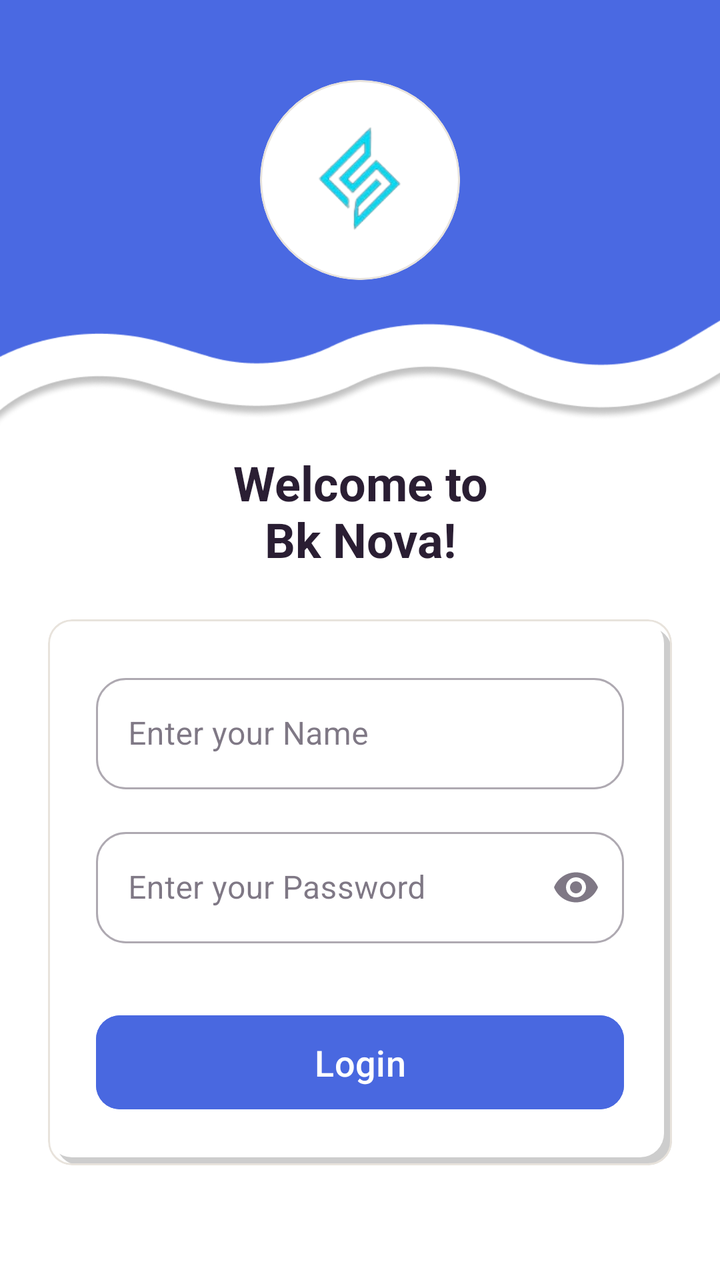
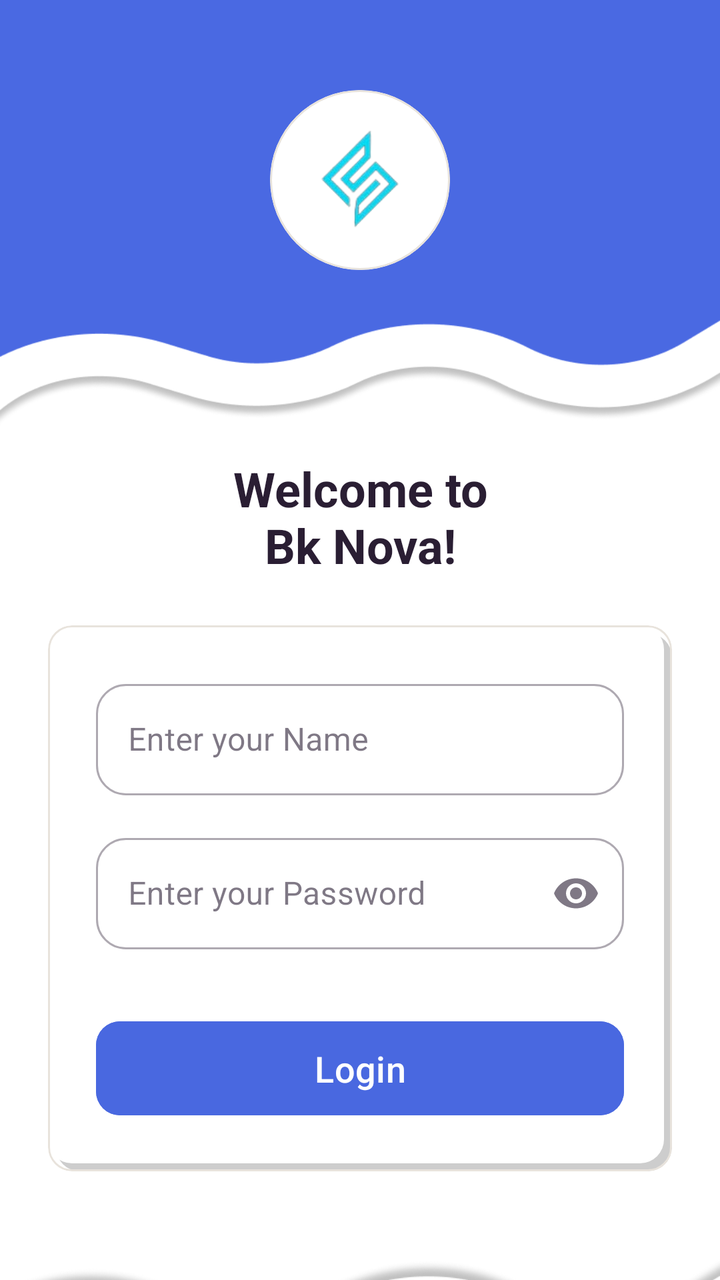

The first picture is an Android layout as it rendered before a commit; the second is the same layout after the commit. The layout source and the unified diff follow.
<!-- AndroidManifest.xml: application theme Theme.BkNova -->
<!-- res/layout/activity_login.xml -->
<?xml version="1.0" encoding="utf-8"?>
<androidx.core.widget.NestedScrollView xmlns:android="http://schemas.android.com/apk/res/android"
    xmlns:app="http://schemas.android.com/apk/res-auto"
    xmlns:tools="http://schemas.android.com/tools"
    android:layout_width="match_parent"
    android:layout_height="match_parent"
    android:fillViewport="true"
    android:background="@color/white">

    <androidx.constraintlayout.widget.ConstraintLayout
        android:id="@+id/main"
        android:layout_width="match_parent"
        android:layout_height="wrap_content"
        tools:context=".activity.LoginActivity">

        
        <FrameLayout
            android:id="@+id/header_container"
            android:layout_width="match_parent"
            android:layout_height="220dp"
            android:background="@drawable/img_1"
            app:layout_constraintTop_toTopOf="parent">

            <com.google.android.material.card.MaterialCardView
                android:id="@+id/logo_card"
                android:layout_width="100dp"
                android:layout_height="100dp"
                android:layout_gravity="center"
                android:layout_marginBottom="20dp"
                app:cardBackgroundColor="@color/white"
                app:cardCornerRadius="50dp"
               >

                <ImageView
                    android:layout_width="85dp"
                    android:layout_height="85dp"
                    android:layout_gravity="center"
                    android:src="@drawable/logo"
                    tools:ignore="ContentDescription" />
            </com.google.android.material.card.MaterialCardView>
        </FrameLayout>

        
        <TextView
            android:id="@+id/tv_welcome"
            android:layout_width="wrap_content"
            android:layout_height="wrap_content"
            android:layout_marginTop="5dp"
            android:gravity="center"
            android:text="@string/name_page"
            android:textColor="@color/text_color_primary"
            android:textSize="24sp"
            android:textStyle="bold"
            app:layout_constraintEnd_toEndOf="parent"
            app:layout_constraintStart_toStartOf="parent"
            app:layout_constraintTop_toBottomOf="@id/header_container" />

        
        <com.google.android.material.card.MaterialCardView
            android:id="@+id/login_card"
            android:layout_width="0dp"
            android:layout_height="wrap_content"
            android:layout_marginStart="24dp"
            android:layout_marginEnd="24dp"
            android:layout_marginTop="24dp"
            android:layout_marginBottom="32dp"
            app:layout_constraintWidth_max="488dp"
            app:layout_constraintEnd_toEndOf="parent"
            app:layout_constraintStart_toStartOf="parent"
            app:layout_constraintTop_toBottomOf="@id/tv_welcome"
            app:layout_constraintBottom_toTopOf="@+id/bottom_bg"
            app:layout_constraintVertical_bias="0.0">

            <LinearLayout
                android:layout_width="match_parent"
                android:layout_height="wrap_content"
                android:orientation="vertical"
                android:background="@drawable/bg_grid_shadow"
                android:padding="24dp">

                <com.google.android.material.textfield.TextInputLayout
                    android:id="@+id/til_email"
                    style="@style/Widget.MaterialComponents.TextInputLayout.OutlinedBox"
                    android:layout_width="match_parent"
                    android:layout_height="wrap_content"
                    android:hint="@string/name"
                    app:maxWidth="488dp"
                    android:layout_gravity="center_horizontal"
                    app:boxCornerRadiusBottomEnd="15dp"
                    app:boxCornerRadiusBottomStart="15dp"
                    app:boxCornerRadiusTopEnd="15dp"
                    app:boxCornerRadiusTopStart="15dp">

                    <com.google.android.material.textfield.TextInputEditText
                        android:layout_width="match_parent"
                        android:layout_height="wrap_content"
                        android:importantForAutofill="no"
                        android:inputType="textEmailAddress" />
                </com.google.android.material.textfield.TextInputLayout>

                <com.google.android.material.textfield.TextInputLayout
                    android:id="@+id/til_password"
                    style="@style/Widget.MaterialComponents.TextInputLayout.OutlinedBox"
                    android:layout_width="match_parent"
                    android:layout_height="wrap_content"
                    android:layout_marginTop="16dp"
                    android:hint="@string/password"
                    app:maxWidth="488dp"
                    android:layout_gravity="center_horizontal"
                    app:boxCornerRadiusBottomEnd="15dp"
                    app:boxCornerRadiusBottomStart="15dp"
                    app:boxCornerRadiusTopEnd="15dp"
                    app:boxCornerRadiusTopStart="15dp"
                    app:endIconMode="password_toggle">

                    <com.google.android.material.textfield.TextInputEditText
                        android:layout_width="match_parent"
                        android:layout_height="wrap_content"
                        android:importantForAutofill="no"
                        android:inputType="textPassword" />
                </com.google.android.material.textfield.TextInputLayout>

                
                <com.google.android.material.button.MaterialButton
                    android:id="@+id/btn_login"
                    android:layout_width="wrap_content"
                    android:layout_height="55dp"
                    android:layout_marginTop="32dp"
                    android:layout_gravity="center_horizontal"
                    android:minWidth="280dp"
                    android:maxWidth="320dp"
                    android:backgroundTint="#4968E0"
                    android:text="@string/login"
                    android:textAllCaps="false"
                    android:textSize="18sp"
                    app:cornerRadius="12dp" />
            </LinearLayout>
        </com.google.android.material.card.MaterialCardView>

        
        <View
            android:id="@+id/bottom_bg"
            android:layout_width="match_parent"
            android:layout_height="120dp"
            android:background="@drawable/img"
            app:layout_constraintBottom_toBottomOf="parent"
            app:layout_constraintTop_toBottomOf="@id/login_card"
            app:layout_constraintVertical_bias="1.0" />

    </androidx.constraintlayout.widget.ConstraintLayout>
</androidx.core.widget.NestedScrollView>
<!-- resources referenced by this layout -->
<resources>
  <color name="text_color_primary">#2A1E33</color>
  <color name="white">#FFFFFFFF</color>
  <!-- drawable bg_grid_shadow (drawable) -->
  <?xml version="1.0" encoding="utf-8"?>
  <layer-list xmlns:android="http://schemas.android.com/apk/res/android">
  
      
      <item
          android:left="4dp"
  
          android:top="4dp">
  
          <shape android:shape="rectangle">
              <solid android:color="#32000000" />
              <corners android:radius="12dp" />
          </shape>
  
      </item>
  
      
      <item
          android:right="4dp"
          android:bottom="4dp">
  
          <shape android:shape="rectangle">
              <solid android:color="#FFFFFF" />
              <corners android:radius="12dp" />
          </shape>
  
      </item>
  
  </layer-list>
  <!-- drawable img: png bitmap (drawable, 18517 bytes) -->
  <!-- drawable img_1: png bitmap (drawable, 20213 bytes) -->
  <!-- drawable logo: png bitmap (drawable, 9816 bytes) -->
  <string name="login">Login</string>
  <string name="name">Enter your Name</string>
  <string name="name_page">Welcome to\nBk Nova!</string>
  <string name="password">Enter your Password</string>
  <style name="Theme.BkNova" parent="Base.Theme.BkNova" />
  <style name="Base.Theme.BkNova" parent="Theme.Material3.Light.NoActionBar">
  
          
          <item name="colorPrimary">@color/brand_primary</item>
          <item name="colorOnPrimary">@color/white</item>
          <item name="colorPrimaryContainer">@color/brand_soft</item>
          <item name="colorOnPrimaryContainer">@color/text_color_primary</item>
  
          <item name="colorSecondary">@color/accent_pink</item>
          
          <item name="colorOnSecondary">@color/text_color_primary</item>
          <item name="colorSecondaryContainer">@color/accent_pink_soft</item>
          <item name="colorOnSecondaryContainer">@color/text_color_primary</item>
  
          <item name="colorTertiary">@color/accent_peach</item>
          <item name="colorOnTertiary">@color/text_color_primary</item>
          <item name="colorTertiaryContainer">@color/accent_peach_soft</item>
          <item name="colorOnTertiaryContainer">@color/text_color_primary</item>
  
          <item name="colorSurface">@color/white</item>
          <item name="colorOnSurface">@color/text_color_primary</item>
          <item name="colorSurfaceVariant">@color/background_cream</item>
          <item name="colorOnSurfaceVariant">@color/text_color_secondary</item>
          <item name="android:colorBackground">@color/background_cream</item>
          <item name="colorOnBackground">@color/text_color_primary</item>
  
          <item name="colorOutline">@color/divider_color</item>
          <item name="colorOutlineVariant">@color/divider_color</item>
  
          <item name="colorError">@color/red_text</item>
          <item name="colorOnError">@color/white</item>
          <item name="colorErrorContainer">@color/red_light</item>
          <item name="colorOnErrorContainer">@color/red_text</item>
  
          <item name="android:windowBackground">@color/background_cream</item>
  
          
          <item name="android:statusBarColor">@color/white</item>
          <item name="android:windowLightStatusBar">true</item>
          <item name="android:navigationBarColor">@color/white</item>
          <item name="android:windowLightNavigationBar" tools:targetApi="o_mr1">true</item>
      </style>
  <color name="brand_primary">#5561F4</color>
  <color name="brand_soft">#F0E6FC</color>
  <color name="accent_pink">#FF7FAF</color>
  <color name="accent_pink_soft">#FFECF3</color>
  <color name="accent_peach">#FFC6BF</color>
  <color name="accent_peach_soft">#FFE8E5</color>
  <color name="background_cream">#F8F7F2</color>
  <color name="text_color_secondary">#6B5E75</color>
  <color name="divider_color">#E8E3DC</color>
  <color name="red_text">#DC2626</color>
  <color name="red_light">#FEE2E2</color>
</resources>

<!-- the commit's change to res/layout/activity_login.xml (unified diff, before → after) -->
@@ -23,17 +23,17 @@
 
             <com.google.android.material.card.MaterialCardView
                 android:id="@+id/logo_card"
-                android:layout_width="100dp"
-                android:layout_height="100dp"
+                android:layout_width="90dp"
+                android:layout_height="90dp"
                 android:layout_gravity="center"
                 android:layout_marginBottom="20dp"
                 app:cardBackgroundColor="@color/white"
-                app:cardCornerRadius="50dp"
-               >
+                app:cardCornerRadius="45dp"
+                app:cardElevation="0dp">
 
                 <ImageView
-                    android:layout_width="85dp"
-                    android:layout_height="85dp"
+                    android:layout_width="80dp"
+                    android:layout_height="80dp"
                     android:layout_gravity="center"
                     android:src="@drawable/logo"
                     tools:ignore="ContentDescription" />
@@ -45,7 +45,7 @@
             android:id="@+id/tv_welcome"
             android:layout_width="wrap_content"
             android:layout_height="wrap_content"
-            android:layout_marginTop="5dp"
+            android:layout_marginTop="8dp"
             android:gravity="center"
             android:text="@string/name_page"
             android:textColor="@color/text_color_primary"
@@ -84,8 +84,6 @@
                     android:layout_width="match_parent"
                     android:layout_height="wrap_content"
                     android:hint="@string/name"
-                    app:maxWidth="488dp"
-                    android:layout_gravity="center_horizontal"
                     app:boxCornerRadiusBottomEnd="15dp"
                     app:boxCornerRadiusBottomStart="15dp"
                     app:boxCornerRadiusTopEnd="15dp"
@@ -105,8 +103,6 @@
                     android:layout_height="wrap_content"
                     android:layout_marginTop="16dp"
                     android:hint="@string/password"
-                    app:maxWidth="488dp"
-                    android:layout_gravity="center_horizontal"
                     app:boxCornerRadiusBottomEnd="15dp"
                     app:boxCornerRadiusBottomStart="15dp"
                     app:boxCornerRadiusTopEnd="15dp"
@@ -123,12 +119,9 @@
                 
                 <com.google.android.material.button.MaterialButton
                     android:id="@+id/btn_login"
-                    android:layout_width="wrap_content"
+                    android:layout_width="match_parent"
                     android:layout_height="55dp"
                     android:layout_marginTop="32dp"
-                    android:layout_gravity="center_horizontal"
-                    android:minWidth="280dp"
-                    android:maxWidth="320dp"
                     android:backgroundTint="#4968E0"
                     android:text="@string/login"
                     android:textAllCaps="false"
@@ -141,11 +134,12 @@
         <View
             android:id="@+id/bottom_bg"
             android:layout_width="match_parent"
-            android:layout_height="120dp"
+            android:layout_height="150dp"
             android:background="@drawable/img"
             app:layout_constraintBottom_toBottomOf="parent"
-            app:layout_constraintTop_toBottomOf="@id/login_card"
-            app:layout_constraintVertical_bias="1.0" />
+            app:layout_constraintTop_toBottomOf="@id/btn_login"
+            app:layout_constraintVertical_bias="1.0"
+            tools:layout_editor_absoluteX="0dp" />
 
     </androidx.constraintlayout.widget.ConstraintLayout>
 </androidx.core.widget.NestedScrollView>
<!-- resource entries referenced after the edit -->
@@ -32,7 +32,7 @@
       </item>
   
   </layer-list>
-  <!-- drawable img: png bitmap (drawable, 18517 bytes) -->
+  <!-- drawable img: png bitmap (drawable, 18089 bytes) -->
   <!-- drawable img_1: png bitmap (drawable, 20213 bytes) -->
   <!-- drawable logo: png bitmap (drawable, 9816 bytes) -->
   <string name="login">Login</string>
@@ -79,8 +79,8 @@
           
           <item name="android:statusBarColor">@color/white</item>
           <item name="android:windowLightStatusBar">true</item>
-          <item name="android:navigationBarColor">@color/white</item>
-          <item name="android:windowLightNavigationBar" tools:targetApi="o_mr1">true</item>
+          <item name="android:navigationBarColor">@android:color/transparent</item>
+          <item name="android:windowLightNavigationBar" tools:targetApi="o_mr1">false</item>
       </style>
   <color name="brand_primary">#5561F4</color>
   <color name="brand_soft">#F0E6FC</color>
